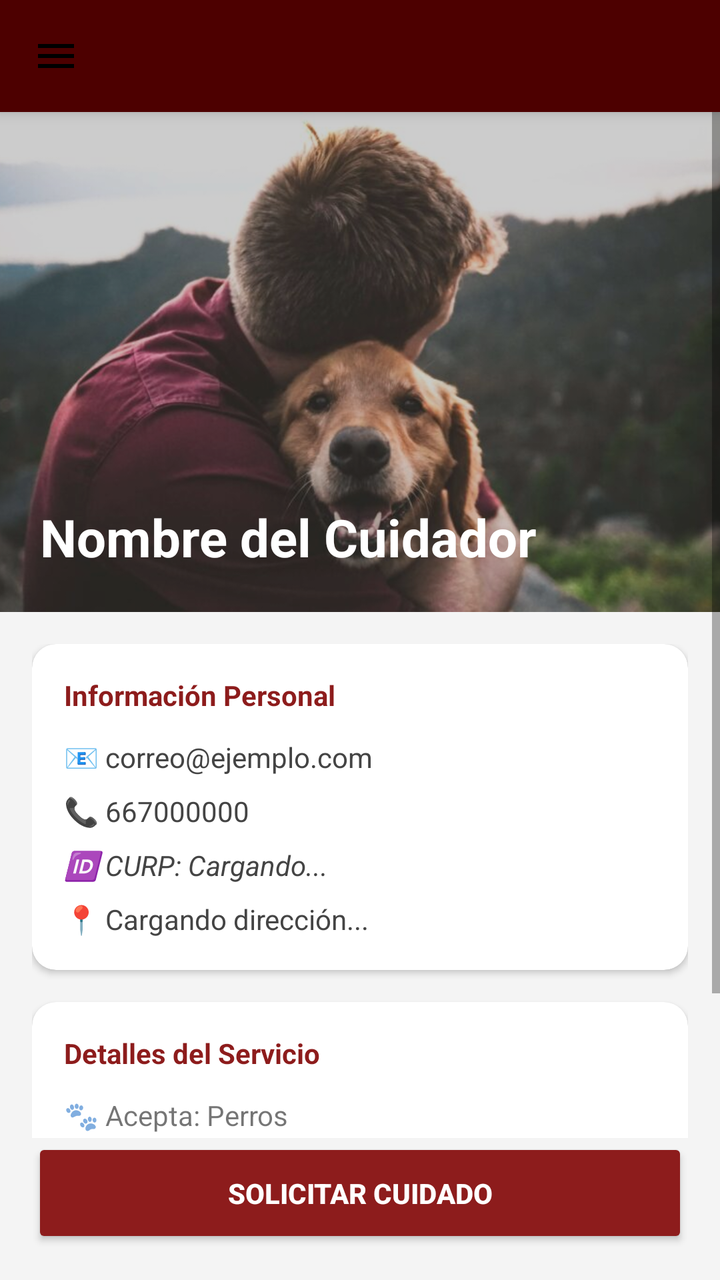
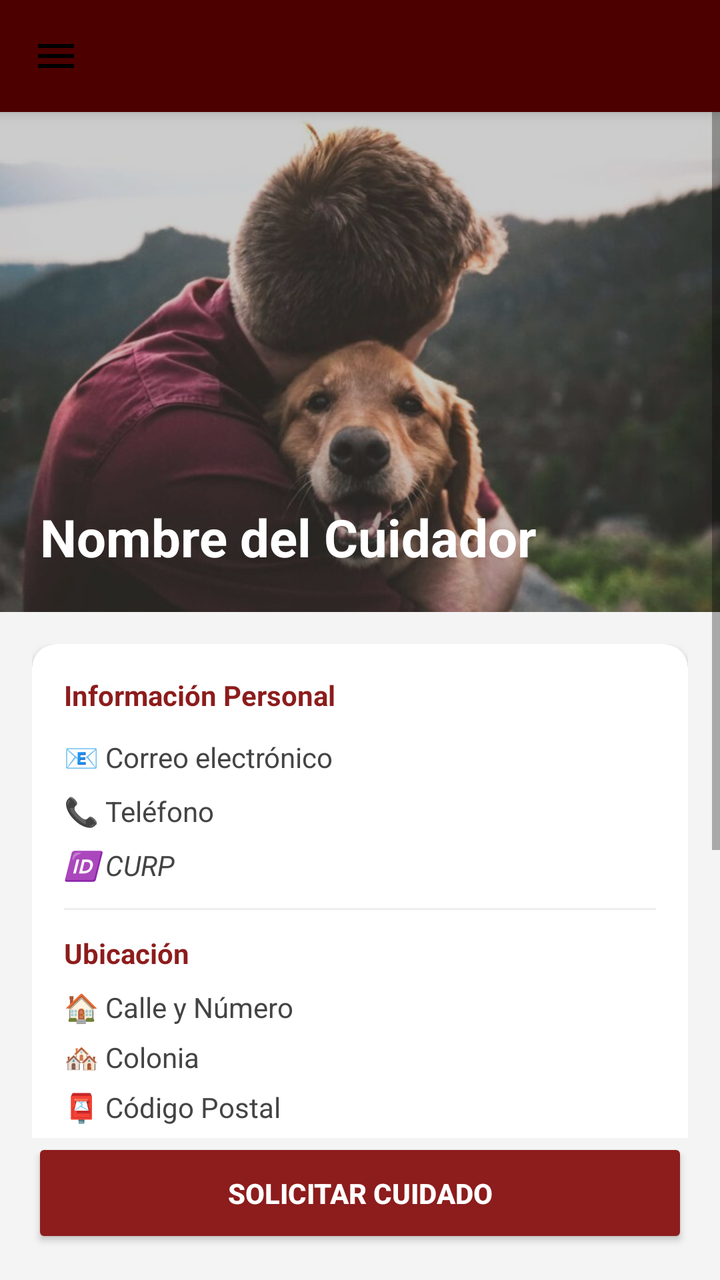

Two renders of the same Android screen: before a commit and after it. Below are the layout's source before the change and the commit's diff.
<!-- AndroidManifest.xml: application theme Theme.PetStay -->
<!-- res/layout/activity_perfil_cuidador.xml -->
<?xml version="1.0" encoding="utf-8"?>
<androidx.drawerlayout.widget.DrawerLayout
    xmlns:android="http://schemas.android.com/apk/res/android"
    xmlns:app="http://schemas.android.com/apk/res-auto"
    xmlns:tools="http://schemas.android.com/tools"
    android:id="@+id/drawer_layout"
    android:layout_width="match_parent"
    android:layout_height="match_parent"
    android:fitsSystemWindows="true">

    <androidx.constraintlayout.widget.ConstraintLayout
        android:layout_width="match_parent"
        android:layout_height="match_parent"
        android:background="#F4F4F4">

        <include
            android:id="@+id/BarraHe"
            layout="@layout/barrahe"
            app:layout_constraintTop_toTopOf="parent" />

        <ScrollView
            android:layout_width="match_parent"
            android:layout_height="0dp"
            app:layout_constraintBottom_toTopOf="@id/btnAgendarCita"
            app:layout_constraintTop_toBottomOf="@id/BarraHe">

            <LinearLayout
                android:layout_width="match_parent"
                android:layout_height="wrap_content"
                android:orientation="vertical">

                <FrameLayout
                    android:layout_width="match_parent"
                    android:layout_height="250dp">

                    <ImageView
                        android:id="@+id/imgFotoPerfil"
                        android:layout_width="match_parent"
                        android:layout_height="match_parent"
                        android:scaleType="centerCrop"
                        android:src="@drawable/default_perfil_cuidador" />

                    <View
                        android:layout_width="match_parent"
                        android:layout_height="match_parent"
                        android:background="#33000000" />

                    <TextView
                        android:id="@+id/tvNombreCuidador"
                        android:layout_width="wrap_content"
                        android:layout_height="wrap_content"
                        android:layout_gravity="bottom|start"
                        android:layout_margin="20dp"
                        android:text="Nombre del Cuidador"
                        android:textColor="#FFFFFF"
                        android:textSize="26sp"
                        android:textStyle="bold" />
                </FrameLayout>

                <LinearLayout
                    android:layout_width="match_parent"
                    android:layout_height="wrap_content"
                    android:orientation="vertical"
                    android:padding="16dp">

                    <androidx.cardview.widget.CardView
                        android:layout_width="match_parent"
                        android:layout_height="wrap_content"
                        android:layout_marginBottom="16dp"
                        app:cardCornerRadius="12dp"
                        app:cardElevation="2dp">

                        <LinearLayout
                            android:layout_width="match_parent"
                            android:layout_height="wrap_content"
                            android:orientation="vertical"
                            android:padding="16dp">

                            <TextView
                                android:layout_width="wrap_content"
                                android:layout_height="wrap_content"
                                android:text="Información Personal"
                                android:textColor="#8D1C1C"
                                android:textStyle="bold"
                                android:layout_marginBottom="12dp" />

                            <TextView android:id="@+id/tvEmail" android:layout_width="match_parent" android:layout_height="wrap_content" android:text="📧 correo@ejemplo.com" android:layout_marginBottom="8dp" android:textColor="#444444" />
                            <TextView android:id="@+id/tvTelefono" android:layout_width="match_parent" android:layout_height="wrap_content" android:text="📞 667000000" android:layout_marginBottom="8dp" android:textColor="#444444" />
                            <TextView android:id="@+id/tvCurp" android:layout_width="match_parent" android:layout_height="wrap_content" android:text="🆔 CURP: Cargando..." android:layout_marginBottom="8dp" android:textColor="#444444" android:textStyle="italic" />
                            <TextView android:id="@+id/tvDireccion" android:layout_width="match_parent" android:layout_height="wrap_content" android:text="📍 Cargando dirección..." android:textColor="#444444" />
                        </LinearLayout>
                    </androidx.cardview.widget.CardView>

                    <androidx.cardview.widget.CardView
                        android:layout_width="match_parent"
                        android:layout_height="wrap_content"
                        app:cardCornerRadius="12dp"
                        app:cardElevation="2dp">

                        <LinearLayout
                            android:layout_width="match_parent"
                            android:layout_height="wrap_content"
                            android:orientation="vertical"
                            android:padding="16dp">

                            <TextView
                                android:layout_width="wrap_content"
                                android:layout_height="wrap_content"
                                android:text="Detalles del Servicio"
                                android:textColor="#8D1C1C"
                                android:textStyle="bold"
                                android:layout_marginBottom="12dp" />

                            <TextView android:id="@+id/tvAceptaMascota" android:layout_width="match_parent" android:layout_height="wrap_content" android:text="🐾 Acepta: Perros" android:layout_marginBottom="8dp" />
                            <TextView android:id="@+id/tvCapacidad" android:layout_width="match_parent" android:layout_height="wrap_content" android:text="🏠 Capacidad: 2 mascotas" android:layout_marginBottom="8dp" />
                            <TextView android:id="@+id/tvTamanoMax" android:layout_width="match_parent" android:layout_height="wrap_content" android:text="📏 Tamaño máximo: Grande" />
                        </LinearLayout>
                    </androidx.cardview.widget.CardView>
                </LinearLayout>
            </LinearLayout>
        </ScrollView>

        <Button
            android:id="@+id/btnAgendarCita"
            android:layout_width="match_parent"
            android:layout_height="55dp"
            android:layout_margin="16dp"
            android:backgroundTint="#8D1C1C"
            android:text="SOLICITAR CUIDADO"
            android:textColor="#FFFFFF"
            android:textStyle="bold"
            app:layout_constraintBottom_toBottomOf="parent" />

    </androidx.constraintlayout.widget.ConstraintLayout>

    <com.google.android.material.navigation.NavigationView
        android:id="@+id/NaviView"
        android:layout_width="wrap_content"
        android:layout_height="match_parent"
        android:layout_gravity="start"
        android:fitsSystemWindows="true"
        android:background="@android:color/white"
        app:headerLayout="@layout/drawer_header"
        app:menu="@menu/nav_opcion" />

</androidx.drawerlayout.widget.DrawerLayout>
<!-- res/layout/barrahe.xml (included above) -->
<?xml version="1.0" encoding="utf-8"?>
<androidx.appcompat.widget.Toolbar xmlns:android="http://schemas.android.com/apk/res/android"
    android:layout_width="match_parent"
    android:layout_height="?attr/actionBarSize"
    xmlns:app="http://schemas.android.com/apk/res-auto"
    android:background="@color/wine_700"
    android:elevation="4dp"
    app:navigationIcon="@drawable/menu_barra"
    android:theme="@style/ThemeOverlay.AppCompat.Dark.ActionBar"/>
<!-- res/layout/drawer_header.xml (included above) -->
<?xml version="1.0" encoding="utf-8"?>
<FrameLayout xmlns:android="http://schemas.android.com/apk/res/android"

    android:layout_width="match_parent"
    android:layout_height="150dp"
    android:background="@color/wine_700">

<LinearLayout

    android:layout_width="match_parent"
    android:layout_height="wrap_content"
    android:orientation="vertical">

    <TextView
        android:layout_width="match_parent"
        android:layout_height="wrap_content"
        android:textColor="@color/white"
        android:text="MenuPetStay"
        android:textSize="20sp"
        android:layout_gravity="center"
        android:gravity="center"
        android:layout_marginTop="25dp"

        />
    </LinearLayout>





</FrameLayout>
<!-- resources referenced by this layout -->
<resources>
  <color name="white">#FFFFFFFF</color>
  <color name="wine_700">#4D0000</color>
  <!-- drawable default_perfil_cuidador: png bitmap (drawable, 41043 bytes) -->
  <!-- drawable menu_barra (drawable) -->
  <vector xmlns:android="http://schemas.android.com/apk/res/android" android:height="24dp" android:tint="#000000" android:viewportHeight="24" android:viewportWidth="24" android:width="24dp">
        
      <path android:fillColor="@android:color/white" android:pathData="M3,18h18v-2L3,16v2zM3,13h18v-2L3,11v2zM3,6v2h18L21,6L3,6z"/>
      
  </vector>
  <style name="Theme.PetStay" parent="Theme.AppCompat.Light.NoActionBar" />
</resources>

<!-- the commit's change to res/layout/activity_perfil_cuidador.xml (unified diff, before → after) -->
@@ -6,7 +6,8 @@
     android:id="@+id/drawer_layout"
     android:layout_width="match_parent"
     android:layout_height="match_parent"
-    android:fitsSystemWindows="true">
+    android:fitsSystemWindows="true"
+    tools:context=".ActivityPerfilCuidador">
 
     <androidx.constraintlayout.widget.ConstraintLayout
         android:layout_width="match_parent"
@@ -32,19 +33,16 @@
                 <FrameLayout
                     android:layout_width="match_parent"
                     android:layout_height="250dp">
-
                     <ImageView
                         android:id="@+id/imgFotoPerfil"
                         android:layout_width="match_parent"
                         android:layout_height="match_parent"
                         android:scaleType="centerCrop"
                         android:src="@drawable/default_perfil_cuidador" />
-
                     <View
                         android:layout_width="match_parent"
                         android:layout_height="match_parent"
                         android:background="#33000000" />
-
                     <TextView
                         android:id="@+id/tvNombreCuidador"
                         android:layout_width="wrap_content"
@@ -79,15 +77,84 @@
                             <TextView
                                 android:layout_width="wrap_content"
                                 android:layout_height="wrap_content"
+                                android:layout_marginBottom="12dp"
                                 android:text="Información Personal"
                                 android:textColor="#8D1C1C"
+                                android:textStyle="bold" />
+
+                            <TextView
+                                android:id="@+id/tvEmail"
+                                android:layout_width="match_parent"
+                                android:layout_height="wrap_content"
+                                android:layout_marginBottom="8dp"
+                                android:text="📧 Correo electrónico"
+                                android:textColor="#444444" />
+
+                            <TextView
+                                android:id="@+id/tvTelefono"
+                                android:layout_width="match_parent"
+                                android:layout_height="wrap_content"
+                                android:layout_marginBottom="8dp"
+                                android:text="📞 Teléfono"
+                                android:textColor="#444444" />
+
+                            <TextView
+                                android:id="@+id/tvCurp"
+                                android:layout_width="match_parent"
+                                android:layout_height="wrap_content"
+                                android:layout_marginBottom="12dp"
+                                android:text="🆔 CURP"
+                                android:textColor="#444444"
+                                android:textStyle="italic" />
+
+                            <View
+                                android:layout_width="match_parent"
+                                android:layout_height="1dp"
+                                android:background="#EEEEEE"
+                                android:layout_marginBottom="12dp"/>
+
+                            <TextView
+                                android:layout_width="wrap_content"
+                                android:layout_height="wrap_content"
+                                android:layout_marginBottom="8dp"
+                                android:text="Ubicación"
+                                android:textColor="#8D1C1C"
                                 android:textStyle="bold"
-                                android:layout_marginBottom="12dp" />
-
-                            <TextView android:id="@+id/tvEmail" android:layout_width="match_parent" android:layout_height="wrap_content" android:text="📧 correo@ejemplo.com" android:layout_marginBottom="8dp" android:textColor="#444444" />
-                            <TextView android:id="@+id/tvTelefono" android:layout_width="match_parent" android:layout_height="wrap_content" android:text="📞 667000000" android:layout_marginBottom="8dp" android:textColor="#444444" />
-                            <TextView android:id="@+id/tvCurp" android:layout_width="match_parent" android:layout_height="wrap_content" android:text="🆔 CURP: Cargando..." android:layout_marginBottom="8dp" android:textColor="#444444" android:textStyle="italic" />
-                            <TextView android:id="@+id/tvDireccion" android:layout_width="match_parent" android:layout_height="wrap_content" android:text="📍 Cargando dirección..." android:textColor="#444444" />
+                                android:textSize="14sp"/>
+
+                            <TextView
+                                android:id="@+id/tvCalle"
+                                android:layout_width="match_parent"
+                                android:layout_height="wrap_content"
+                                android:layout_marginBottom="6dp"
+                                android:text="🏠 Calle y Número"
+                                android:textColor="#444444" />
+
+                            <TextView
+                                android:id="@+id/tvColonia"
+                                android:layout_width="match_parent"
+                                android:layout_height="wrap_content"
+                                android:layout_marginBottom="6dp"
+                                android:text="🏘️ Colonia"
+                                android:visibility="visible"
+                                android:textColor="#444444" />
+
+                            <TextView
+                                android:id="@+id/tvCodigoPostal"
+                                android:layout_width="match_parent"
+                                android:layout_height="wrap_content"
+                                android:layout_marginBottom="6dp"
+                                android:text="📮 Código Postal"
+                                android:visibility="visible"
+                                android:textColor="#444444" />
+
+                            <TextView
+                                android:id="@+id/tvDireccion"
+                                android:layout_width="match_parent"
+                                android:layout_height="wrap_content"
+                                android:text="📍 Ciudad"
+                                android:textColor="#777777"
+                                android:textSize="12sp" />
                         </LinearLayout>
                     </androidx.cardview.widget.CardView>
 
@@ -96,24 +163,21 @@
                         android:layout_height="wrap_content"
                         app:cardCornerRadius="12dp"
                         app:cardElevation="2dp">
-
                         <LinearLayout
                             android:layout_width="match_parent"
                             android:layout_height="wrap_content"
                             android:orientation="vertical"
                             android:padding="16dp">
-
                             <TextView
                                 android:layout_width="wrap_content"
                                 android:layout_height="wrap_content"
+                                android:layout_marginBottom="12dp"
                                 android:text="Detalles del Servicio"
                                 android:textColor="#8D1C1C"
-                                android:textStyle="bold"
-                                android:layout_marginBottom="12dp" />
-
-                            <TextView android:id="@+id/tvAceptaMascota" android:layout_width="match_parent" android:layout_height="wrap_content" android:text="🐾 Acepta: Perros" android:layout_marginBottom="8dp" />
-                            <TextView android:id="@+id/tvCapacidad" android:layout_width="match_parent" android:layout_height="wrap_content" android:text="🏠 Capacidad: 2 mascotas" android:layout_marginBottom="8dp" />
-                            <TextView android:id="@+id/tvTamanoMax" android:layout_width="match_parent" android:layout_height="wrap_content" android:text="📏 Tamaño máximo: Grande" />
+                                android:textStyle="bold" />
+                            <TextView android:id="@+id/tvAceptaMascota" android:layout_width="match_parent" android:layout_height="wrap_content" android:layout_marginBottom="8dp" android:text="🐾 Acepta: ---" />
+                            <TextView android:id="@+id/tvCapacidad" android:layout_width="match_parent" android:layout_height="wrap_content" android:layout_marginBottom="8dp" android:text="🏠 Capacidad: ---" />
+                            <TextView android:id="@+id/tvTamanoMax" android:layout_width="match_parent" android:layout_height="wrap_content" android:text="📏 Tamaño máximo: ---" />
                         </LinearLayout>
                     </androidx.cardview.widget.CardView>
                 </LinearLayout>
